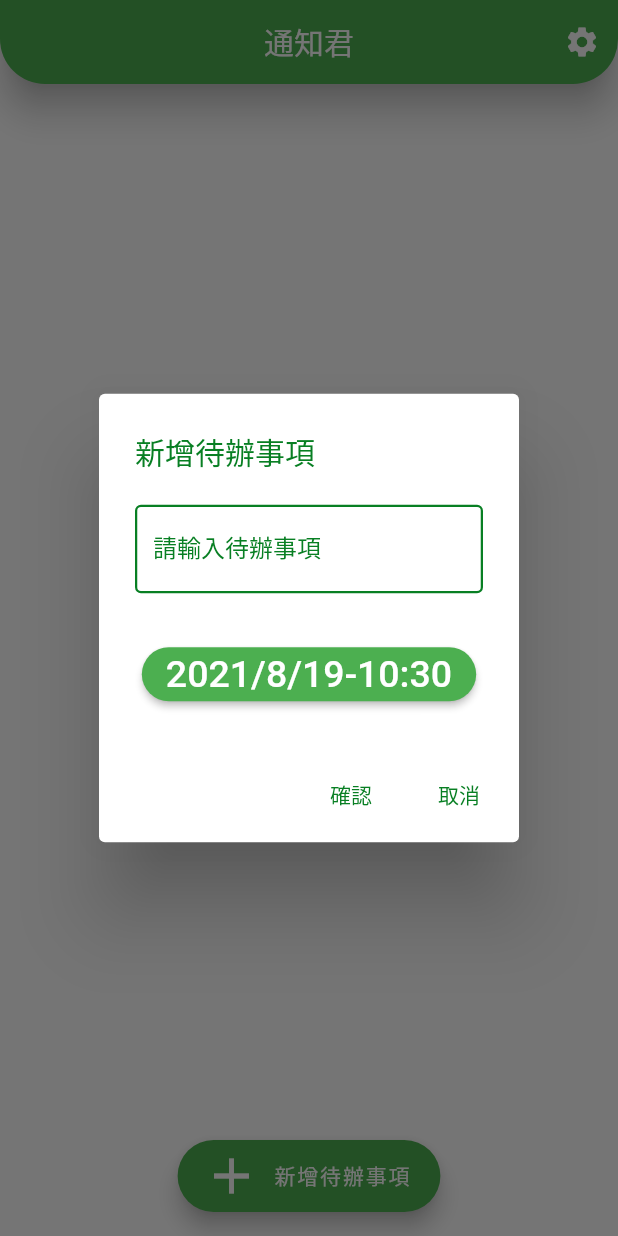
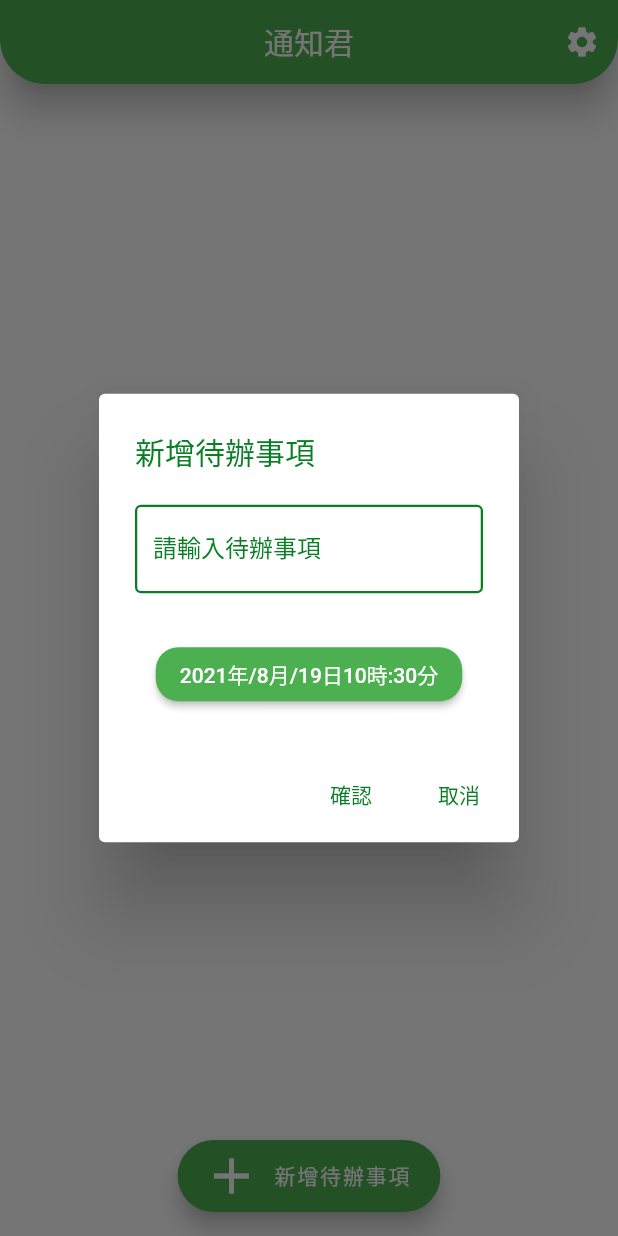
Before and after one commit to p147123456/MrNotification, a Flutter app: the screen it shows after launch, after a tap on "新增待辦事項", on a phone screen of 412 x 824 dp. Run offline on Flutter 3.47's test engine with Material 2 defaults, Android fonts, the phone set to English and light mode, and no system bars; our stand-ins replace flutter_datetime_picker, flutter_local_notifications, shared_preferences, sqflite; accounts and stored records are empty.

Commit message:
更新進度

```diff
--- a/lib/main.dart
+++ b/lib/main.dart
@@ -75,7 +75,7 @@ class _MyHomePageState extends State<MyHomePage> {
                       padding: const EdgeInsets.fromLTRB(0, 30, 0, 0),
                       child: ElevatedButton(
                           style: ButtonStyle(
-                            shape: MaterialStateProperty.all(RoundedRectangleBorder(borderRadius: BorderRadius.circular(30.0))),
+                            shape: MaterialStateProperty.all(RoundedRectangleBorder(borderRadius: BorderRadius.circular(15.0))),
                           ),
                           onPressed: () {
                             DatePicker.showDateTimePicker(context,
@@ -92,8 +92,8 @@ class _MyHomePageState extends State<MyHomePage> {
                                 }, currentTime: DateTime.now(), locale: LocaleType.zh);
                           },
                           child: Text(
-                            "${_time.year}/${_time.month}/${_time.day}-${_time.hour}:${_time.minute}",
-                            style: TextStyle(color: Colors.white,fontSize: 25),
+                            "${_time.year}年/${_time.month}月/${_time.day}日${_time.hour}時:${_time.minute}分",
+                            style: TextStyle(color: Colors.white),
                           )))
                 ],),
             ),
```
Also changed, not shown: 1 other file.
